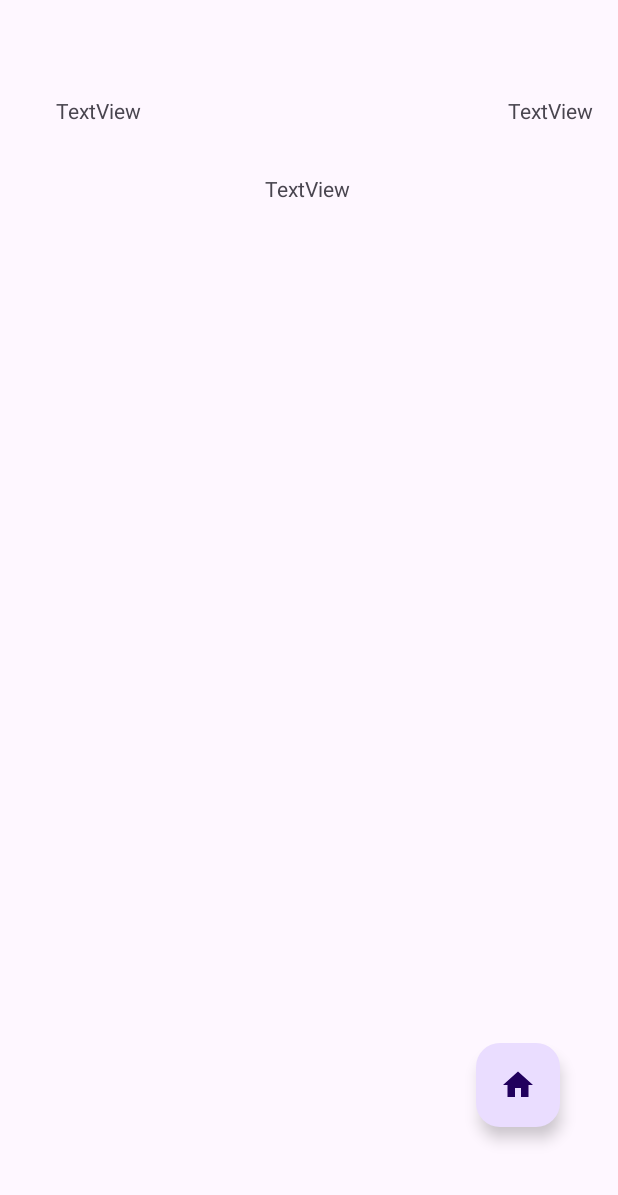
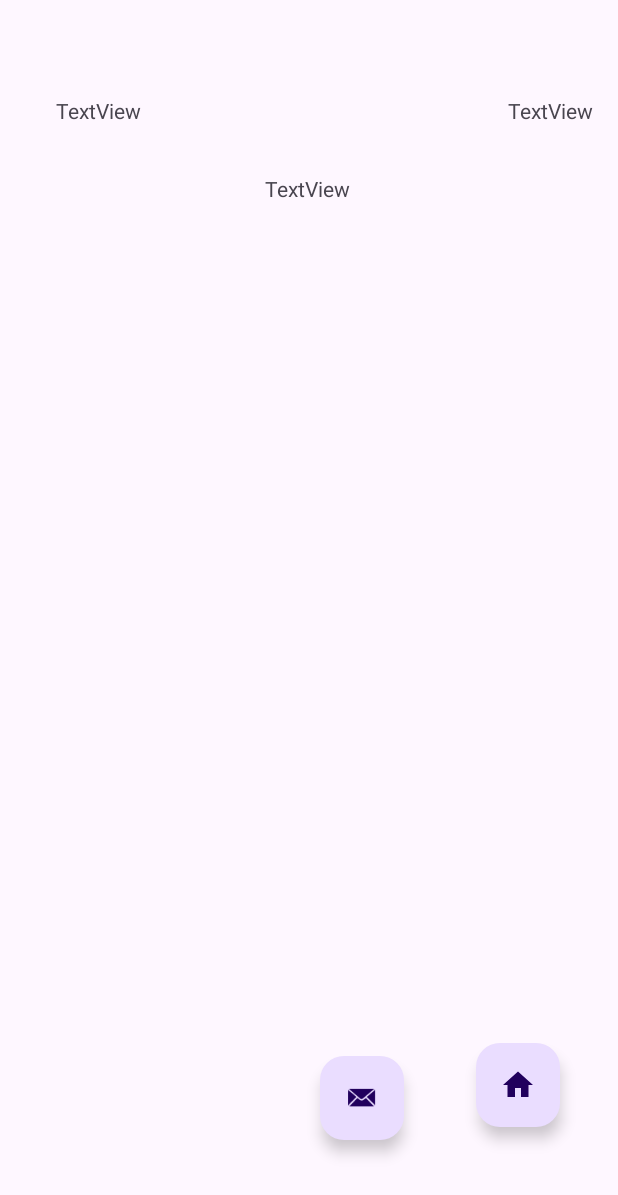
Before and after one commit to timeislife26/Garage_app, an Android app: the MainActivity3 screen opened directly, with no data from a screen before it, on a phone screen of 412 x 824 dp. Shown: the top 1195 px of the screen. Run offline under Robolectric (Android 15) with nearby library versions, the phone set to English and light mode, and no system bars.

Commit message:
Added a FAB to MainActivity3 that will allow the user to email the garage with a prepopulated subject text of the vehicle quote that they want to email about

```diff
--- a/app/src/main/res/layout/activity_main3.xml
+++ b/app/src/main/res/layout/activity_main3.xml
@@ -62,4 +62,16 @@
         app:layout_constraintHorizontal_bias="0.498"
         app:layout_constraintStart_toStartOf="parent"
         app:layout_constraintTop_toBottomOf="@+id/vehicleImage" />
+
+    <com.google.android.material.floatingactionbutton.FloatingActionButton
+        android:id="@+id/emailFAB"
+        android:layout_width="wrap_content"
+        android:layout_height="wrap_content"
+        android:layout_marginBottom="64dp"
+        android:clickable="true"
+        app:layout_constraintBottom_toBottomOf="parent"
+        app:layout_constraintEnd_toStartOf="@+id/homeFAB"
+        app:layout_constraintHorizontal_bias="0.816"
+        app:layout_constraintStart_toStartOf="parent"
+        app:srcCompat="@android:drawable/sym_action_email" />
 </androidx.constraintlayout.widget.ConstraintLayout>
--- a/app/src/main/res/values/strings.xml
+++ b/app/src/main/res/values/strings.xml
@@ -23,6 +23,13 @@
         <item>Description of car 4</item>
         <item>Description of car 5</item>
     </string-array>
+    <string-array name="carQuote">
+        <item>Car1Q</item>
+        <item>Car2Q</item>
+        <item>Car3Q</item>
+        <item>Car4Q</item>
+        <item>Car5Q</item>
+    </string-array>
 
     <string-array name="bikes">
         <item>bike 1</item>
@@ -45,6 +52,14 @@
         <item>Description of bike 4</item>
         <item>Description of bike 5</item>
     </string-array>
+    <string-array name="bikeQuote">
+        <item>Bike1Q</item>
+        <item>Bike2Q</item>
+        <item>Bike3Q</item>
+        <item>Bike4Q</item>
+        <item>Bike5Q</item>
+    </string-array>
+
 
     <string-array name="other">
         <item>other 1</item>
@@ -67,5 +82,13 @@
         <item>Description of other 4</item>
         <item>Description of other 5</item>
     </string-array>
+    <string-array name="otherQuote">
+        <item>Other1Q</item>
+        <item>Other2Q</item>
+        <item>Other3Q</item>
+        <item>Other4Q</item>
+        <item>Other5Q</item>
+    </string-array>
+
 
 </resources>
```
Also changed, not shown: app/src/main/java/com/example/garage_app/MainActivity3.java (+34 -5 lines).
